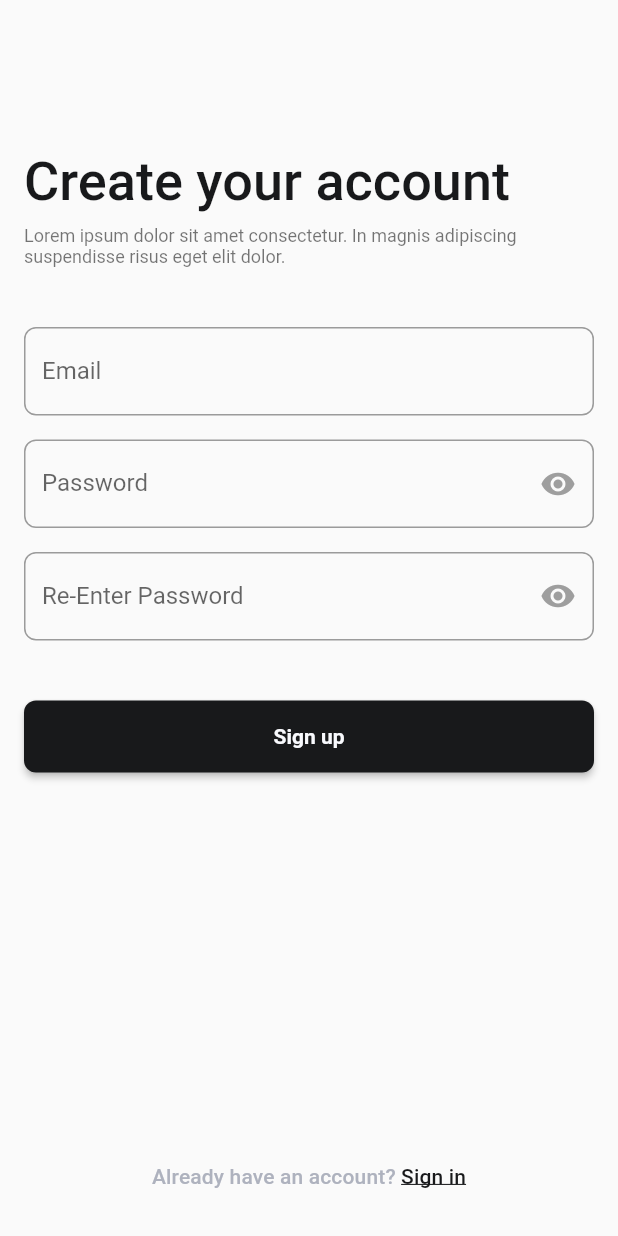
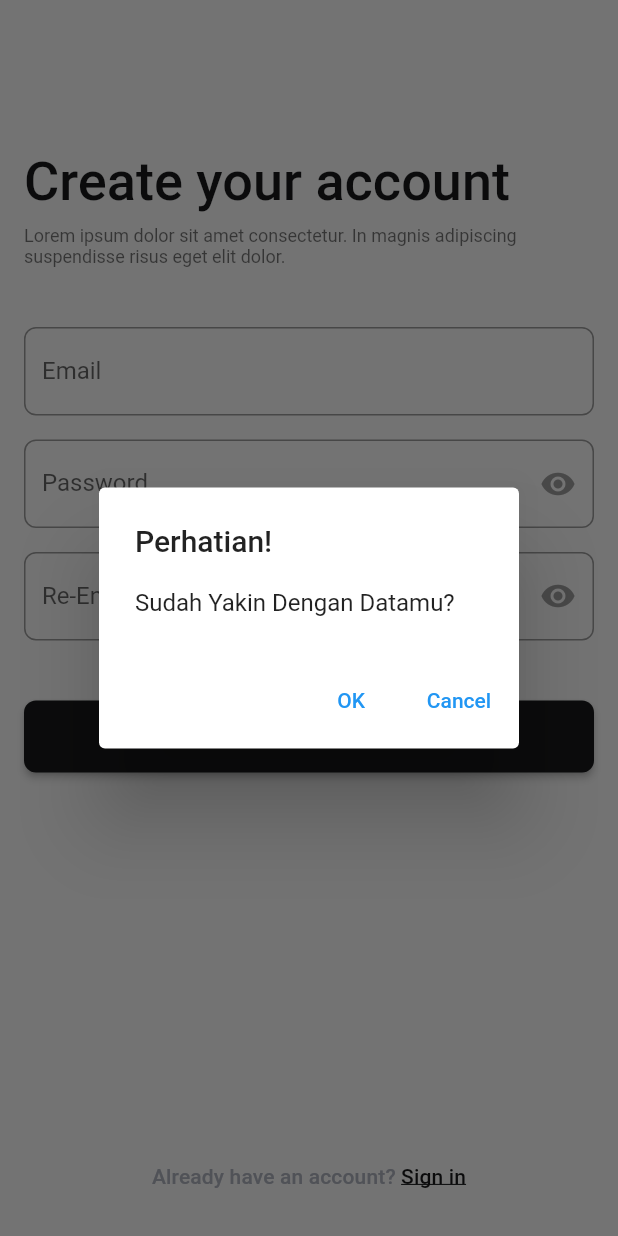
Before and after one commit to 210711042/Maju, a Flutter app: the RegisterView screen opened directly, after a tap on "Sign up", on a phone screen of 412 x 824 dp. Run offline on Flutter 3.47's test engine with Material 2 defaults, Android fonts, the phone set to English and light mode, and no system bars; our stand-ins replace carousel_slider, flutter_svg, fluttertoast.

Commit message:
AlertRegister

```diff
--- a/lib/views/login/register.dart
+++ b/lib/views/login/register.dart
@@ -16,6 +16,34 @@ class RegisterView extends StatefulWidget {
 class _RegisterViewState extends State<RegisterView> {
   bool _isSecurePassword = true;
   bool _isSecurePassword2 = true;
+
+   _showAlertDialog(BuildContext context) {
+    AlertDialog alertDialog = AlertDialog(
+      title: Text('Perhatian!'),
+      content: Text('Sudah Yakin Dengan Datamu?'),
+      actions: <Widget>[
+        TextButton(
+          child: Text('OK'),
+          onPressed: () {
+            Navigator.of(context).push(LoginView.route());
+          },
+        ),
+        TextButton(
+          child: Text('Cancel'),
+          onPressed: () {
+            Navigator.of(context).pop();
+          },
+        ),
+      ],
+    );
+
+    showDialog(
+      context: context,
+      builder: (BuildContext context) {
+        return alertDialog;
+      },
+    );
+  }
 
   @override
   Widget build(BuildContext context) {
@@ -122,7 +150,10 @@ class _RegisterViewState extends State<RegisterView> {
               SizedBox(
                 height: 24,
               ),
-              MajuBasicButton(textButton: "Sign up", onPressed: () {})
+              MajuBasicButton(textButton: "Sign up",
+              onPressed: () {
+                _showAlertDialog(context);
+              })
             ],
           ),
         ),
```
Also changed, not shown: lib/views/login/login.dart (+9 -0 lines).
